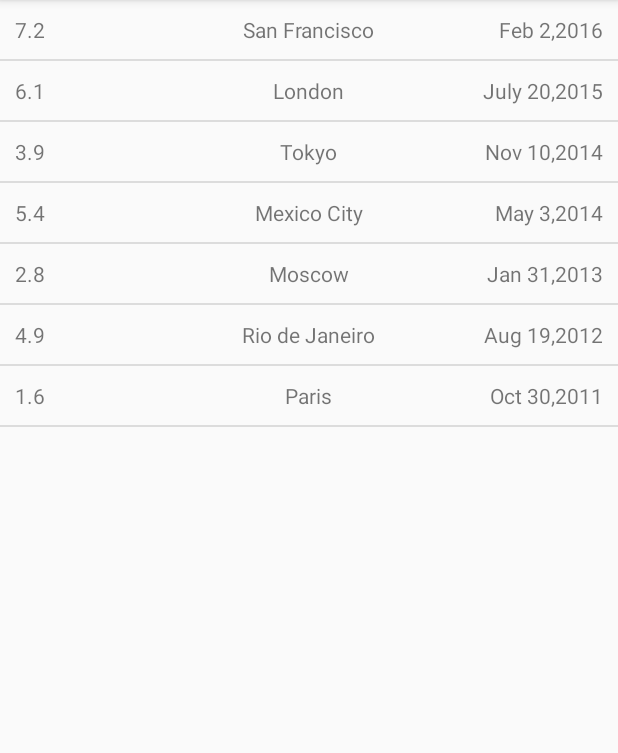
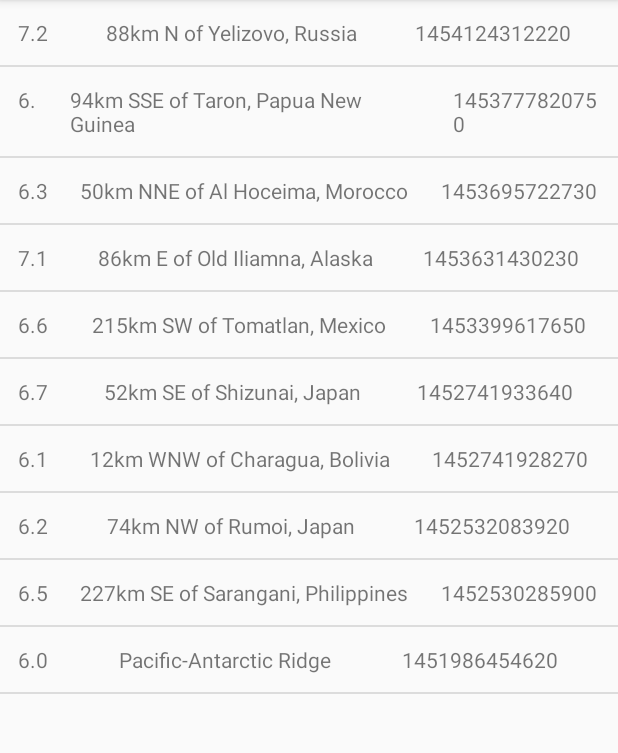
Before and after one commit to shauryauppal/Earth-Quake-App, an Android app: the screen it shows after launch (EarthquakeActivity), on a phone screen of 412 x 824 dp, the part 84-837 px from its top. Run offline under Robolectric (Android 15) with nearby library versions, the phone set to English and light mode, and no system bars.

Commit message:
Added JSON String from which data parsed (hardcoded)

```diff
--- a/app/src/main/java/com/example/android/quakereport/Earth.java
+++ b/app/src/main/java/com/example/android/quakereport/Earth.java
@@ -10,7 +10,7 @@ public class Earth {
     //Location
     private String city;
     // date
-    private String date;
+    private Long time;
 
     /**
      *
@@ -18,11 +18,11 @@ public class Earth {
      * @param mCity Location
      * @param mDate When it occured
      */
-    public Earth(double mMag,String mCity,String mDate)
+    public Earth(double mMag,String mCity,Long mTime)
     {
         Magnitude=mMag;
         city=mCity;
-        date=mDate;
+        time=mTime;
     }
 
     /**
@@ -47,9 +47,9 @@ public class Earth {
      *
      * @return Date
      */
-    public String getdate()
+    public Long getTime()
     {
-        return date;
+        return time;
     }
 
 }
--- a/app/src/main/java/com/example/android/quakereport/EarthAdapter.java
+++ b/app/src/main/java/com/example/android/quakereport/EarthAdapter.java
@@ -19,20 +19,18 @@ import java.util.ArrayList;
 
 public class EarthAdapter extends ArrayAdapter<Earth> {
 
-   public EarthAdapter(Activity context, ArrayList<Earth> earthquakes)
-   {
-       super(context,0,earthquakes);
-   }
+    public EarthAdapter(Activity context, ArrayList<Earth> earthquakes) {
+        super(context, 0, earthquakes);
+    }
 
     @NonNull
     @Override
     public View getView(int position, @Nullable View convertView, @NonNull ViewGroup parent) {
-        View v =convertView;
-        if(v==null)
-        {
+        View v = convertView;
+        if (v == null) {
             LayoutInflater vi;
             vi = LayoutInflater.from(getContext());
-            v= vi.inflate(R.layout.list_item,parent,false);
+            v = vi.inflate(R.layout.list_item, parent, false);
         }
 
         //Listitem position
@@ -48,7 +46,7 @@ public class EarthAdapter extends ArrayAdapter<Earth> {
 
         //For date
         TextView Date = (TextView) v.findViewById(R.id.date);
-        Date.setText(currentdata.getdate());
+        Date.setText(String.valueOf(currentdata.getTime()));
 
         return v;
 
--- a/app/src/main/java/com/example/android/quakereport/EarthquakeActivity.java
+++ b/app/src/main/java/com/example/android/quakereport/EarthquakeActivity.java
@@ -33,14 +33,7 @@ public class EarthquakeActivity extends AppCompatActivity {
         setContentView(R.layout.earthquake_activity);
 
         // Create a fake list of earthquake locations.
-        ArrayList<Earth> earthquakes = new ArrayList<Earth>();
-        earthquakes.add(new Earth(7.2,"San Francisco","Feb 2,2016"));
-        earthquakes.add(new Earth(6.1,"London","July 20,2015"));
-        earthquakes.add(new Earth(3.9,"Tokyo","Nov 10,2014"));
-        earthquakes.add(new Earth(5.4,"Mexico City","May 3,2014"));
-        earthquakes.add(new Earth(2.8,"Moscow","Jan 31,2013"));
-        earthquakes.add(new Earth(4.9,"Rio de Janeiro","Aug 19,2012"));
-        earthquakes.add(new Earth(1.6,"Paris","Oct 30,2011"));
+        ArrayList<Earth> earthquakes = QueryUtils.extractEarthquakes();
 
         // Find a reference to the {@link ListView} in the layout
         EarthAdapter adapter = new EarthAdapter(this,earthquakes);
--- /dev/null
+++ b/app/src/main/java/com/example/android/quakereport/QueryUtils.java
@@ -0,0 +1,80 @@
+package com.example.android.quakereport;
+
+import android.util.Log;
+
+import org.json.JSONArray;
+import org.json.JSONException;
+import org.json.JSONObject;
+
+import java.util.ArrayList;
+
+/**
+ * Helper methods related to requesting and receiving earthquake data from USGS.
+ */
+public final class QueryUtils {
+
+    /** Sample JSON response for a USGS query */
+    private static final String SAMPLE_JSON_RESPONSE = "{\"type\":\"FeatureCollection\",\"metadata\":{\"generated\":1462295443000,\"url\":\"http://earthquake.usgs.gov/fdsnws/event/1/query?format=geojson&starttime=2016-01-01&endtime=2016-01-31&minmag=6&limit=10\",\"title\":\"USGS Earthquakes\",\"status\":200,\"api\":\"1.5.2\",\"limit\":10,\"offset\":1,\"count\":10},\"features\":[{\"type\":\"Feature\",\"properties\":{\"mag\":7.2,\"place\":\"88km N of Yelizovo, Russia\",\"time\":1454124312220,\"updated\":1460674294040,\"tz\":720,\"url\":\"http://earthquake.usgs.gov/earthquakes/eventpage/us20004vvx\",\"detail\":\"http://earthquake.usgs.gov/fdsnws/event/1/query?eventid=us20004vvx&format=geojson\",\"felt\":2,\"cdi\":3.4,\"mmi\":5.82,\"alert\":\"green\",\"status\":\"reviewed\",\"tsunami\":1,\"sig\":798,\"net\":\"us\",\"code\":\"20004vvx\",\"ids\":\",at00o1qxho,pt16030050,us20004vvx,gcmt20160130032510,\",\"sources\":\",at,pt,us,gcmt,\",\"types\":\",cap,dyfi,finite-fault,general-link,general-text,geoserve,impact-link,impact-text,losspager,moment-tensor,nearby-cities,origin,phase-data,shakemap,tectonic-summary,\",\"nst\":null,\"dmin\":0.958,\"rms\":1.19,\"gap\":17,\"magType\":\"mww\",\"type\":\"earthquake\",\"title\":\"M 7.2 - 88km N of Yelizovo, Russia\"},\"geometry\":{\"type\":\"Point\",\"coordinates\":[158.5463,53.9776,177]},\"id\":\"us20004vvx\"},\n" +
+            "{\"type\":\"Feature\",\"properties\":{\"mag\":6.1,\"place\":\"94km SSE of Taron, Papua New Guinea\",\"time\":1453777820750,\"updated\":1460156775040,\"tz\":600,\"url\":\"http://earthquake.usgs.gov/earthquakes/eventpage/us20004uks\",\"detail\":\"http://earthquake.usgs.gov/fdsnws/event/1/query?eventid=us20004uks&format=geojson\",\"felt\":null,\"cdi\":null,\"mmi\":4.1,\"alert\":\"green\",\"status\":\"reviewed\",\"tsunami\":1,\"sig\":572,\"net\":\"us\",\"code\":\"20004uks\",\"ids\":\",us20004uks,gcmt20160126031023,\",\"sources\":\",us,gcmt,\",\"types\":\",cap,geoserve,losspager,moment-tensor,nearby-cities,origin,phase-data,shakemap,tectonic-summary,\",\"nst\":null,\"dmin\":1.537,\"rms\":0.74,\"gap\":25,\"magType\":\"mww\",\"type\":\"earthquake\",\"title\":\"M 6.1 - 94km SSE of Taron, Papua New Guinea\"},\"geometry\":{\"type\":\"Point\",\"coordinates\":[153.2454,-5.2952,26]},\"id\":\"us20004uks\"},\n" +
+            "{\"type\":\"Feature\",\"properties\":{\"mag\":6.3,\"place\":\"50km NNE of Al Hoceima, Morocco\",\"time\":1453695722730,\"updated\":1460156773040,\"tz\":0,\"url\":\"http://earthquake.usgs.gov/earthquakes/eventpage/us10004gy9\",\"detail\":\"http://earthquake.usgs.gov/fdsnws/event/1/query?eventid=us10004gy9&format=geojson\",\"felt\":117,\"cdi\":7.2,\"mmi\":5.28,\"alert\":\"green\",\"status\":\"reviewed\",\"tsunami\":0,\"sig\":695,\"net\":\"us\",\"code\":\"10004gy9\",\"ids\":\",us10004gy9,gcmt20160125042203,\",\"sources\":\",us,gcmt,\",\"types\":\",cap,dyfi,geoserve,impact-text,losspager,moment-tensor,nearby-cities,origin,phase-data,shakemap,tectonic-summary,\",\"nst\":null,\"dmin\":2.201,\"rms\":0.92,\"gap\":20,\"magType\":\"mww\",\"type\":\"earthquake\",\"title\":\"M 6.3 - 50km NNE of Al Hoceima, Morocco\"},\"geometry\":{\"type\":\"Point\",\"coordinates\":[-3.6818,35.6493,12]},\"id\":\"us10004gy9\"},\n" +
+            "{\"type\":\"Feature\",\"properties\":{\"mag\":7.1,\"place\":\"86km E of Old Iliamna, Alaska\",\"time\":1453631430230,\"updated\":1460156770040,\"tz\":-540,\"url\":\"http://earthquake.usgs.gov/earthquakes/eventpage/us10004gqp\",\"detail\":\"http://earthquake.usgs.gov/fdsnws/event/1/query?eventid=us10004gqp&format=geojson\",\"felt\":1816,\"cdi\":7.2,\"mmi\":6.6,\"alert\":\"green\",\"status\":\"reviewed\",\"tsunami\":1,\"sig\":1496,\"net\":\"us\",\"code\":\"10004gqp\",\"ids\":\",at00o1gd6r,us10004gqp,ak12496371,gcmt20160124103030,\",\"sources\":\",at,us,ak,gcmt,\",\"types\":\",cap,dyfi,finite-fault,general-link,general-text,geoserve,impact-link,impact-text,losspager,moment-tensor,nearby-cities,origin,phase-data,shakemap,tectonic-summary,trump-origin,\",\"nst\":null,\"dmin\":0.72,\"rms\":2.11,\"gap\":19,\"magType\":\"mww\",\"type\":\"earthquake\",\"title\":\"M 7.1 - 86km E of Old Iliamna, Alaska\"},\"geometry\":{\"type\":\"Point\",\"coordinates\":[-153.4051,59.6363,129]},\"id\":\"us10004gqp\"},\n" +
+            "{\"type\":\"Feature\",\"properties\":{\"mag\":6.6,\"place\":\"215km SW of Tomatlan, Mexico\",\"time\":1453399617650,\"updated\":1459963829040,\"tz\":-420,\"url\":\"http://earthquake.usgs.gov/earthquakes/eventpage/us10004g4l\",\"detail\":\"http://earthquake.usgs.gov/fdsnws/event/1/query?eventid=us10004g4l&format=geojson\",\"felt\":11,\"cdi\":2.7,\"mmi\":3.92,\"alert\":\"green\",\"status\":\"reviewed\",\"tsunami\":1,\"sig\":673,\"net\":\"us\",\"code\":\"10004g4l\",\"ids\":\",at00o1bebo,pt16021050,us10004g4l,gcmt20160121180659,\",\"sources\":\",at,pt,us,gcmt,\",\"types\":\",cap,dyfi,geoserve,impact-link,impact-text,losspager,moment-tensor,nearby-cities,origin,phase-data,shakemap,tectonic-summary,\",\"nst\":null,\"dmin\":2.413,\"rms\":0.98,\"gap\":74,\"magType\":\"mww\",\"type\":\"earthquake\",\"title\":\"M 6.6 - 215km SW of Tomatlan, Mexico\"},\"geometry\":{\"type\":\"Point\",\"coordinates\":[-106.9337,18.8239,10]},\"id\":\"us10004g4l\"},\n" +
+            "{\"type\":\"Feature\",\"properties\":{\"mag\":6.7,\"place\":\"52km SE of Shizunai, Japan\",\"time\":1452741933640,\"updated\":1459304879040,\"tz\":540,\"url\":\"http://earthquake.usgs.gov/earthquakes/eventpage/us10004ebx\",\"detail\":\"http://earthquake.usgs.gov/fdsnws/event/1/query?eventid=us10004ebx&format=geojson\",\"felt\":51,\"cdi\":5.8,\"mmi\":6.45,\"alert\":\"green\",\"status\":\"reviewed\",\"tsunami\":1,\"sig\":720,\"net\":\"us\",\"code\":\"10004ebx\",\"ids\":\",us10004ebx,pt16014050,at00o0xauk,gcmt20160114032534,\",\"sources\":\",us,pt,at,gcmt,\",\"types\":\",associate,cap,dyfi,geoserve,impact-link,impact-text,losspager,moment-tensor,nearby-cities,origin,phase-data,shakemap,\",\"nst\":null,\"dmin\":0.281,\"rms\":0.98,\"gap\":22,\"magType\":\"mww\",\"type\":\"earthquake\",\"title\":\"M 6.7 - 52km SE of Shizunai, Japan\"},\"geometry\":{\"type\":\"Point\",\"coordinates\":[142.781,41.9723,46]},\"id\":\"us10004ebx\"},\n" +
+            "{\"type\":\"Feature\",\"properties\":{\"mag\":6.1,\"place\":\"12km WNW of Charagua, Bolivia\",\"time\":1452741928270,\"updated\":1459304879040,\"tz\":-240,\"url\":\"http://earthquake.usgs.gov/earthquakes/eventpage/us10004ebw\",\"detail\":\"http://earthquake.usgs.gov/fdsnws/event/1/query?eventid=us10004ebw&format=geojson\",\"felt\":3,\"cdi\":2.2,\"mmi\":2.21,\"alert\":\"green\",\"status\":\"reviewed\",\"tsunami\":0,\"sig\":573,\"net\":\"us\",\"code\":\"10004ebw\",\"ids\":\",us10004ebw,gcmt20160114032528,\",\"sources\":\",us,gcmt,\",\"types\":\",cap,dyfi,geoserve,impact-text,losspager,moment-tensor,nearby-cities,origin,phase-data,shakemap,tectonic-summary,\",\"nst\":null,\"dmin\":5.492,\"rms\":1.04,\"gap\":16,\"magType\":\"mww\",\"type\":\"earthquake\",\"title\":\"M 6.1 - 12km WNW of Charagua, Bolivia\"},\"geometry\":{\"type\":\"Point\",\"coordinates\":[-63.3288,-19.7597,582.56]},\"id\":\"us10004ebw\"},\n" +
+            "{\"type\":\"Feature\",\"properties\":{\"mag\":6.2,\"place\":\"74km NW of Rumoi, Japan\",\"time\":1452532083920,\"updated\":1459304875040,\"tz\":540,\"url\":\"http://earthquake.usgs.gov/earthquakes/eventpage/us10004djn\",\"detail\":\"http://earthquake.usgs.gov/fdsnws/event/1/query?eventid=us10004djn&format=geojson\",\"felt\":8,\"cdi\":3.4,\"mmi\":3.74,\"alert\":\"green\",\"status\":\"reviewed\",\"tsunami\":0,\"sig\":594,\"net\":\"us\",\"code\":\"10004djn\",\"ids\":\",us10004djn,gcmt20160111170803,\",\"sources\":\",us,gcmt,\",\"types\":\",cap,dyfi,geoserve,impact-text,losspager,moment-tensor,nearby-cities,origin,phase-data,shakemap,tectonic-summary,\",\"nst\":null,\"dmin\":1.139,\"rms\":0.96,\"gap\":33,\"magType\":\"mww\",\"type\":\"earthquake\",\"title\":\"M 6.2 - 74km NW of Rumoi, Japan\"},\"geometry\":{\"type\":\"Point\",\"coordinates\":[141.0867,44.4761,238.81]},\"id\":\"us10004djn\"},\n" +
+            "{\"type\":\"Feature\",\"properties\":{\"mag\":6.5,\"place\":\"227km SE of Sarangani, Philippines\",\"time\":1452530285900,\"updated\":1459304874040,\"tz\":480,\"url\":\"http://earthquake.usgs.gov/earthquakes/eventpage/us10004dj5\",\"detail\":\"http://earthquake.usgs.gov/fdsnws/event/1/query?eventid=us10004dj5&format=geojson\",\"felt\":1,\"cdi\":2.7,\"mmi\":7.5,\"alert\":\"green\",\"status\":\"reviewed\",\"tsunami\":1,\"sig\":650,\"net\":\"us\",\"code\":\"10004dj5\",\"ids\":\",at00o0srjp,pt16011050,us10004dj5,gcmt20160111163807,\",\"sources\":\",at,pt,us,gcmt,\",\"types\":\",cap,dyfi,geoserve,impact-link,impact-text,losspager,moment-tensor,nearby-cities,origin,phase-data,shakemap,tectonic-summary,\",\"nst\":null,\"dmin\":3.144,\"rms\":0.72,\"gap\":22,\"magType\":\"mww\",\"type\":\"earthquake\",\"title\":\"M 6.5 - 227km SE of Sarangani, Philippines\"},\"geometry\":{\"type\":\"Point\",\"coordinates\":[126.8621,3.8965,13]},\"id\":\"us10004dj5\"},\n" +
+            "{\"type\":\"Feature\",\"properties\":{\"mag\":6,\"place\":\"Pacific-Antarctic Ridge\",\"time\":1451986454620,\"updated\":1459202978040,\"tz\":-540,\"url\":\"http://earthquake.usgs.gov/earthquakes/eventpage/us10004bgk\",\"detail\":\"http://earthquake.usgs.gov/fdsnws/event/1/query?eventid=us10004bgk&format=geojson\",\"felt\":0,\"cdi\":1,\"mmi\":0,\"alert\":\"green\",\"status\":\"reviewed\",\"tsunami\":0,\"sig\":554,\"net\":\"us\",\"code\":\"10004bgk\",\"ids\":\",us10004bgk,gcmt20160105093415,\",\"sources\":\",us,gcmt,\",\"types\":\",cap,dyfi,geoserve,losspager,moment-tensor,nearby-cities,origin,phase-data,shakemap,\",\"nst\":null,\"dmin\":30.75,\"rms\":0.67,\"gap\":71,\"magType\":\"mww\",\"type\":\"earthquake\",\"title\":\"M 6.0 - Pacific-Antarctic Ridge\"},\"geometry\":{\"type\":\"Point\",\"coordinates\":[-136.2603,-54.2906,10]},\"id\":\"us10004bgk\"}],\"bbox\":[-153.4051,-54.2906,10,158.5463,59.6363,582.56]}";
+
+    /**
+     * Create a private constructor because no one should ever create a {@link QueryUtils} object.
+     * This class is only meant to hold static variables and methods, which can be accessed
+     * directly from the class name QueryUtils (and an object instance of QueryUtils is not needed).
+     */
+    private QueryUtils() {
+    }
+
+    /**
+     * Return a list of {@link Earth} objects that has been built up from
+     * parsing a JSON response.
+     */
+    public static ArrayList<Earth> extractEarthquakes() {
+
+        // Create an empty ArrayList that we can start adding earthquakes to
+        ArrayList<Earth> earthquakes = new ArrayList<>();
+
+        // Try to parse the SAMPLE_JSON_RESPONSE. If there's a problem with the way the JSON
+        // is formatted, a JSONException exception object will be thrown.
+        // Catch the exception so the app doesn't crash, and print the error message to the logs.
+        try {
+
+            // TODO: Parse the response given by the SAMPLE_JSON_RESPONSE string and
+            // build up a list of Earthquake objects with the corresponding data.
+            JSONObject root = new JSONObject(SAMPLE_JSON_RESPONSE);
+            JSONArray featureArray = root.optJSONArray("features");
+
+            for(int i=0;i<featureArray.length();i++) {
+
+
+                JSONObject c = featureArray.optJSONObject(i);
+                JSONObject prop = c.optJSONObject("properties");
+
+                Double magnitude = (prop.getDouble("mag"));//to parse float from JSON
+                String location = prop.getString("place");
+                Long time = prop.getLong("time");
+
+                earthquakes.add(new Earth(magnitude,location,time));
+            }
+
+
+        } catch (JSONException e) {
+            // If an error is thrown when executing any of the above statements in the "try" block,
+            // catch the exception here, so the app doesn't crash. Print a log message
+            // with the message from the exception.
+            Log.e("QueryUtils", "Problem parsing the earthquake JSON results", e);
+        }
+
+        // Return the list of earthquakes
+        return earthquakes;
+    }
+
+}
--- a/app/src/main/res/layout/list_item.xml
+++ b/app/src/main/res/layout/list_item.xml
@@ -1,35 +1,44 @@
 <?xml version="1.0" encoding="utf-8"?>
 <LinearLayout xmlns:android="http://schemas.android.com/apk/res/android"
     xmlns:tools="http://schemas.android.com/tools"
-    android:orientation="horizontal" android:layout_width="match_parent"
-    android:layout_height="match_parent">
+    android:layout_width="match_parent"
+    android:layout_height="match_parent"
+    android:orientation="horizontal">
 
 
-    <RelativeLayout
+    <LinearLayout
         android:layout_width="match_parent"
-        android:layout_height="wrap_content">
-    <TextView
-        android:layout_width="wrap_content"
         android:layout_height="wrap_content"
-        android:id="@+id/magnitude"
-        tools:text="10"
-        android:padding="10dp"/>
-    <TextView
-        android:layout_width="wrap_content"
-        android:layout_height="wrap_content"
-        android:id="@+id/location"
-        tools:text="Delhi"
-        android:layout_centerHorizontal="true"
-        android:padding="10dp"
-        />
+        android:padding="2dp">
 
         <TextView
+            android:id="@+id/magnitude"
             android:layout_width="wrap_content"
             android:layout_height="wrap_content"
+            android:layout_weight="1"
+            android:maxLines="1"
+            android:padding="10dp"
+            tools:text="10000" />
+
+        <TextView
+            android:id="@+id/location"
+            android:layout_width="wrap_content"
+            android:layout_height="wrap_content"
+            android:layout_gravity="end"
+            android:layout_weight="1"
+            android:maxLines="5"
+            android:minLines="1"
+            android:padding="10dp"
+            tools:text="Delhi" />
+
+        <TextView
             android:id="@+id/date"
+            android:layout_width="wrap_content"
+            android:layout_height="wrap_content"
+            android:layout_weight="1"
+            android:maxLines="2"
             android:padding="10dp"
-            tools:text="Mon"
-            android:layout_alignParentRight="true"/>
-    </RelativeLayout>
+            tools:text="Mon" />
+    </LinearLayout>
 
 </LinearLayout>
```
